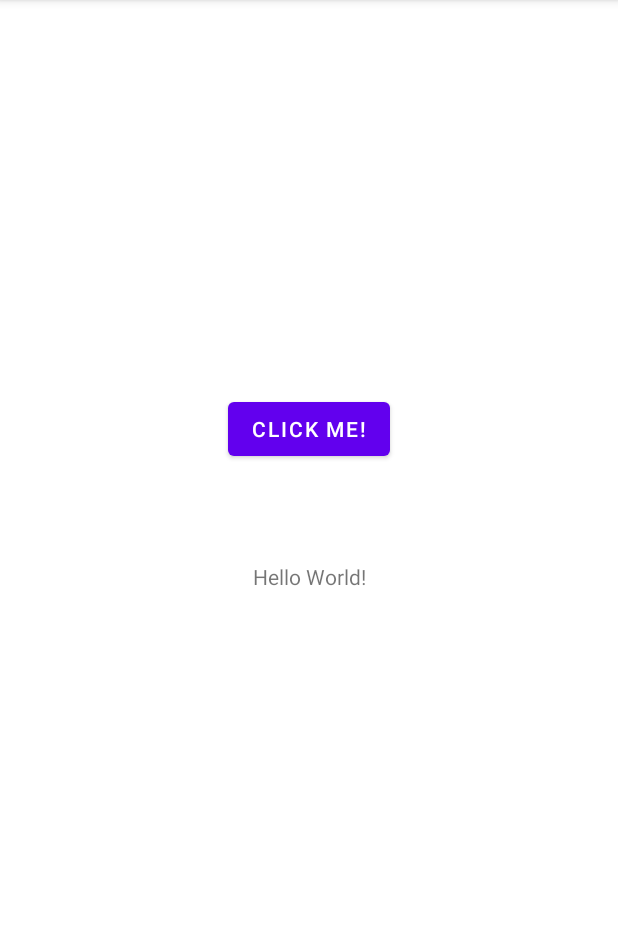
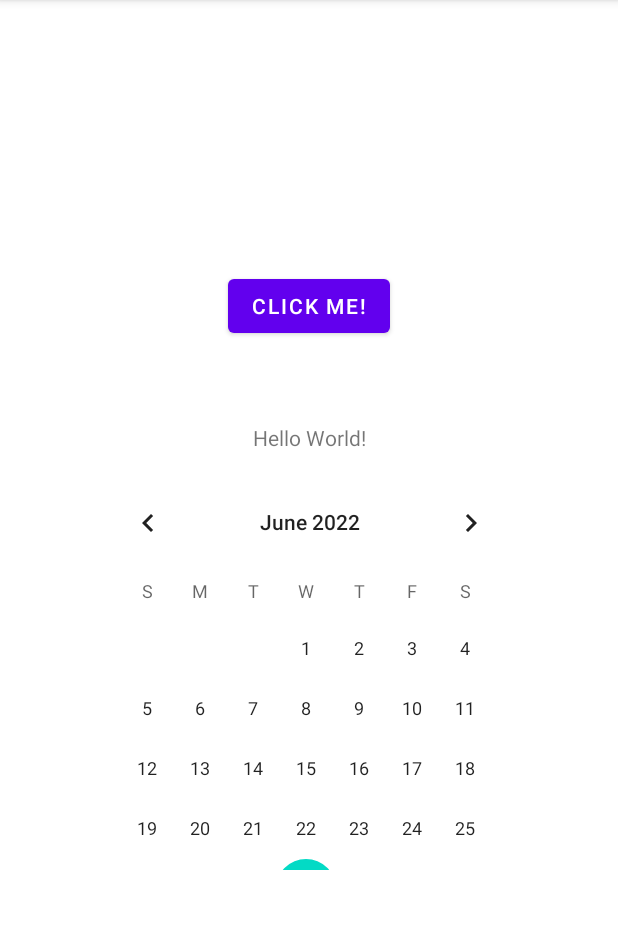
Before and after one commit to PiotrFormela0106/repo_29-06-2022, an Android app: the screen it shows after launch (MainActivity), on a phone screen of 412 x 824 dp, the part 84-1013 px from its top. Run offline under Robolectric (Android 15) with nearby library versions, the phone set to English and light mode, and no system bars.

Commit message:
Calendar added

```diff
--- a/app/src/main/res/layout/activity_main.xml
+++ b/app/src/main/res/layout/activity_main.xml
@@ -14,7 +14,8 @@
         app:layout_constraintBottom_toBottomOf="parent"
         app:layout_constraintEnd_toEndOf="parent"
         app:layout_constraintStart_toStartOf="parent"
-        app:layout_constraintTop_toTopOf="parent" />
+        app:layout_constraintTop_toTopOf="parent"
+        app:layout_constraintVertical_bias="0.377" />
 
     <ImageView
         android:id="@+id/imageView"
@@ -22,10 +23,9 @@
         android:layout_height="137dp"
         app:layout_constraintBottom_toTopOf="@+id/textView"
         app:layout_constraintEnd_toEndOf="parent"
-        app:layout_constraintHorizontal_bias="0.498"
         app:layout_constraintStart_toStartOf="parent"
         app:layout_constraintTop_toTopOf="parent"
-        app:layout_constraintVertical_bias="0.25"
+        app:layout_constraintVertical_bias="0.168"
         tools:srcCompat="@tools:sample/avatars" />
 
     <Button
@@ -36,6 +36,16 @@
         app:layout_constraintBottom_toTopOf="@+id/textView"
         app:layout_constraintEnd_toEndOf="parent"
         app:layout_constraintStart_toStartOf="parent"
-        app:layout_constraintTop_toBottomOf="@+id/imageView" />
+        app:layout_constraintTop_toBottomOf="@+id/imageView"
+        app:layout_constraintVertical_bias="0.258" />
+
+    <CalendarView
+        android:id="@+id/calendarView"
+        android:layout_width="291dp"
+        android:layout_height="265dp"
+        android:layout_marginTop="13dp"
+        app:layout_constraintEnd_toEndOf="parent"
+        app:layout_constraintStart_toStartOf="parent"
+        app:layout_constraintTop_toBottomOf="@+id/textView" />
 
 </androidx.constraintlayout.widget.ConstraintLayout>
```
